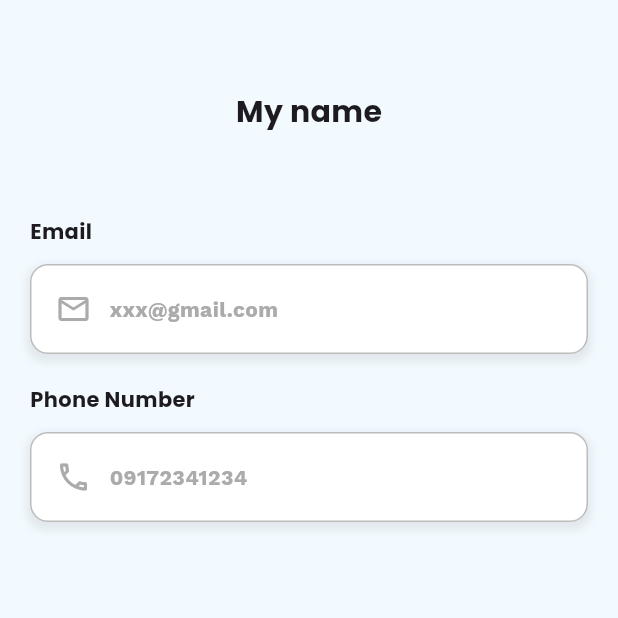
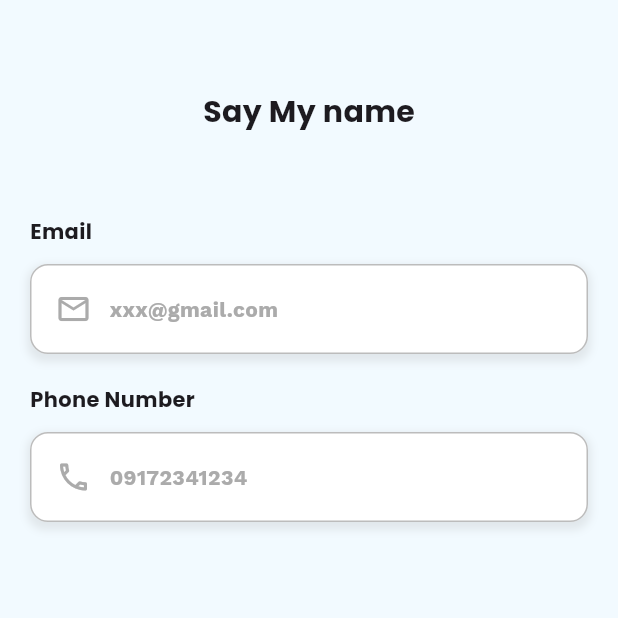
Before and after one commit to Amir-HShahi/JAB-Project, a Flutter app: the ProfileScreen screen opened by its route, on a phone screen of 412 x 824 dp, the top half of it. Run offline on Flutter 3.47's test engine with Material 3 defaults, Android fonts, the phone set to English and light mode, and no system bars; our stand-ins replace google_fonts.

Commit message:
Say my name

```diff
--- a/lib/view/profile_screen.dart
+++ b/lib/view/profile_screen.dart
@@ -18,7 +18,7 @@ class ProfileScreen extends StatelessWidget {
               crossAxisAlignment: CrossAxisAlignment.center,
               children: [
                 Text(
-                  "My name",
+                  "Say My name",
                   style: GoogleFonts.poppins(
                       fontSize: 20, fontWeight: FontWeight.bold),
                 ),
```
